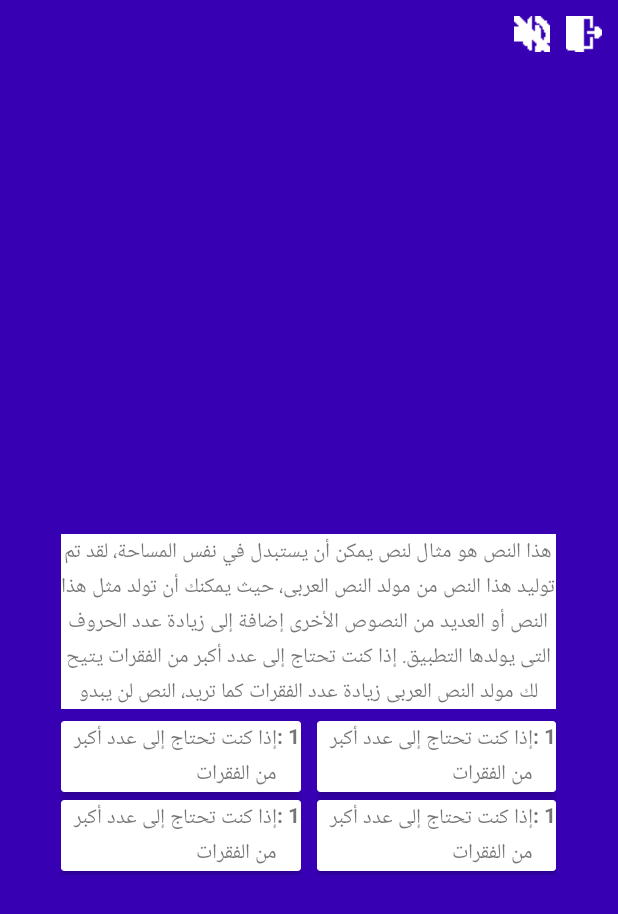
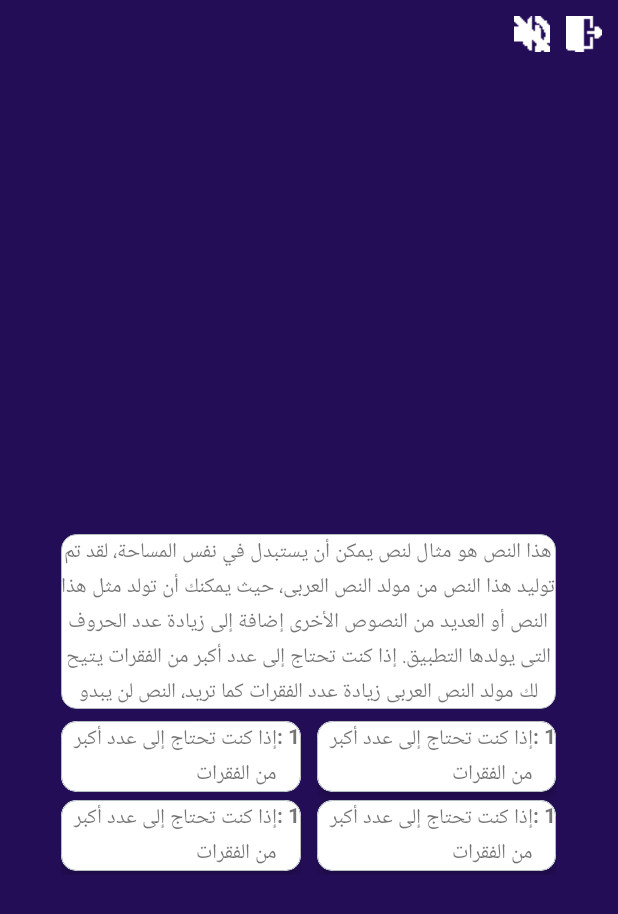
Before and after one commit to tamer017/molloonaire, an Android app: the layout activity_game.xml on its own in the app's theme, with its tools: preview values and no code run, on a phone screen of 412 x 824 dp. Shown: the top 914 px of the screen. Run offline under Robolectric (Android 15) with nearby library versions, the phone set to English and light mode, and no system bars.

```diff
--- /dev/null
+++ b/app/src/main/res/drawable/rounded.xml
@@ -0,0 +1,7 @@
+<?xml version="1.0" encoding="UTF-8"?>
+<shape xmlns:android="http://schemas.android.com/apk/res/android">
+    <solid android:color="#FFFFFF"/>
+    <stroke android:width="0.5dp" android:color="#B1BCBE" />
+    <corners android:radius="10dp"/>
+    <padding android:left="0dp" android:top="0dp" android:right="0dp" android:bottom="0dp" />
+</shape>
--- a/app/src/main/res/layout/activity_game.xml
+++ b/app/src/main/res/layout/activity_game.xml
@@ -7,7 +7,7 @@
     android:layout_height="match_parent"
     tools:context=".activities.Game"
     android:gravity="center"
-    android:background="@color/purple_700">
+    android:background="#240D57">
     <LinearLayout
         android:layout_width="wrap_content"
         android:layout_height="wrap_content"
@@ -101,7 +101,7 @@
 
         <TextView
             android:layout_marginTop="5dp"
-            android:background="@color/white"
+            android:background="@drawable/rounded"
             android:id="@+id/question"
             android:layout_width="wrap_content"
             android:layout_height="0dp"
@@ -127,6 +127,7 @@
                 android:orientation="vertical"
                 android:layout_marginEnd="5dp">
                 <androidx.cardview.widget.CardView
+                    app:cardCornerRadius="10dp"
                     android:layout_marginVertical="2.5dp"
                     android:layout_width="match_parent"
                     android:layout_height="wrap_content"
@@ -136,6 +137,8 @@
                     android:id="@+id/option1">
 
                     <LinearLayout
+                        app:contentPadding="2.5dp"
+                        android:background="@drawable/rounded"
                         android:layout_width="match_parent"
                         android:layout_height="wrap_content"
                         android:orientation="horizontal">
@@ -161,7 +164,7 @@
                 </androidx.cardview.widget.CardView>
                 <androidx.cardview.widget.CardView
                     android:layout_marginVertical="2.5dp"
-
+                    app:cardCornerRadius="10dp"
                     android:layout_width="match_parent"
                     android:layout_height="wrap_content"
                     android:layout_gravity="center"
@@ -170,6 +173,8 @@
                     android:id="@+id/option2">
 
                     <LinearLayout
+                        app:contentPadding="2.5dp"
+                        android:background="@drawable/rounded"
                         android:layout_width="match_parent"
                         android:layout_height="wrap_content"
                         android:orientation="horizontal">
@@ -203,15 +208,18 @@
                 android:orientation="vertical"
                 android:layout_marginStart="5dp">
                 <androidx.cardview.widget.CardView
+                    android:background="@color/black"
+                    app:cardCornerRadius="10dp"
                     android:layout_marginVertical="2.5dp"
                     android:layout_width="match_parent"
                     android:layout_height="wrap_content"
                     android:layout_gravity="center"
                     android:layoutDirection="rtl"
-                    app:cardElevation="5dp"
                     android:id="@+id/option3">
 
                     <LinearLayout
+                        android:background="@drawable/rounded"
+                        app:contentPadding="2.5dp"
                         android:layout_width="match_parent"
                         android:layout_height="wrap_content"
                         android:orientation="horizontal">
@@ -236,6 +244,7 @@
 
                 </androidx.cardview.widget.CardView>
                 <androidx.cardview.widget.CardView
+                    app:cardCornerRadius="10dp"
                     android:layout_marginVertical="2.5dp"
                     android:layout_width="match_parent"
                     android:layout_height="wrap_content"
@@ -245,6 +254,8 @@
                     android:id="@+id/option4">
 
                     <LinearLayout
+                        android:background="@drawable/rounded"
+                        app:contentPadding="2.5dp"
                         android:layout_width="match_parent"
                         android:layout_height="wrap_content"
                         android:orientation="horizontal">
```
Also changed, not shown: app/src/main/java/com/tamer/molloonaire/activities/Game.java (+43 -248 lines).
